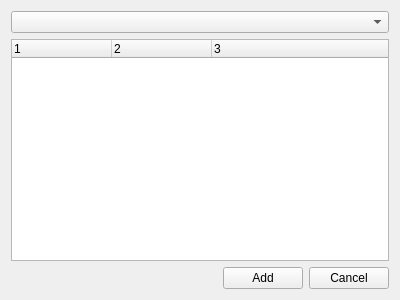
Above: src/gui/form_field.ui from pcdangio/ros-noise_analysis before the change. Below: the same form after it.
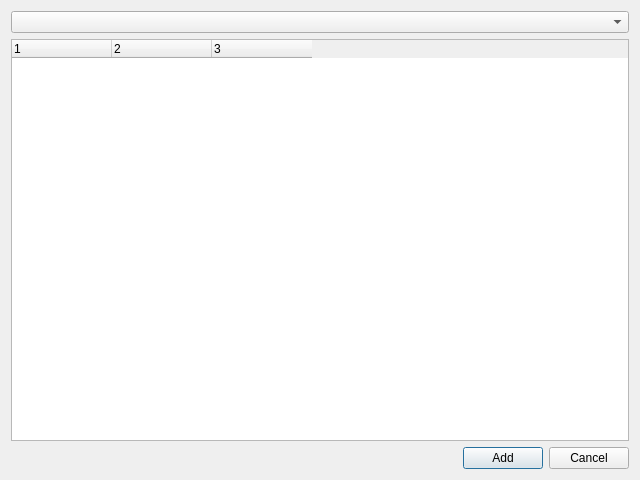
That is the form after the change. Icons and pictures are not drawn.

Commit message: add field window displays topics and messages

```diff
--- a/src/gui/form_field.ui
+++ b/src/gui/form_field.ui
@@ -1,15 +1,21 @@
 <?xml version="1.0" encoding="UTF-8"?>
 <ui version="4.0">
  <class>form_field</class>
- <widget class="QWidget" name="form_field">
+ <widget class="QDialog" name="form_field">
   <property name="geometry">
    <rect>
     <x>0</x>
     <y>0</y>
-    <width>400</width>
-    <height>300</height>
+    <width>640</width>
+    <height>480</height>
    </rect>
   </property>
+  <property name="minimumSize">
+   <size>
+    <width>640</width>
+    <height>480</height>
+   </size>
+  </property>
   <property name="windowTitle">
    <string>Add Field</string>
   </property>
@@ -22,6 +28,9 @@
      <property name="columnCount">
       <number>3</number>
      </property>
+     <attribute name="headerStretchLastSection">
+      <bool>false</bool>
+     </attribute>
      <column>
       <property name="text">
        <string notr="true">1</string>
```
Left out of the diff: 10 changed lines with no effect on the pictures. The commit also changes 7 other files.
